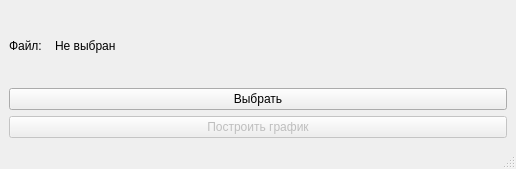
Above: main.ui from PritOriginal/ECG before the change. Below: the same form after it.
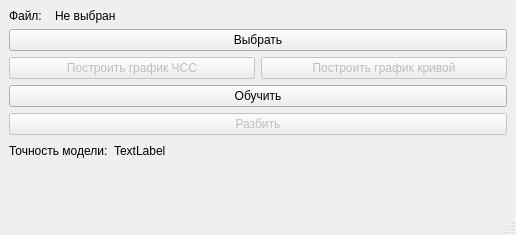
That is the form after the change.

Diff of the .ui file:
```diff
--- a/main.ui
+++ b/main.ui
@@ -7,7 +7,7 @@
     <x>0</x>
     <y>0</y>
     <width>516</width>
-    <height>169</height>
+    <height>235</height>
    </rect>
   </property>
   <property name="windowTitle">
@@ -62,15 +62,90 @@
      </widget>
     </item>
     <item>
-     <widget class="QPushButton" name="graphsBtn">
+     <layout class="QHBoxLayout" name="horizontalLayout_2">
+      <item>
+       <widget class="QPushButton" name="heartRateBtn">
+        <property name="enabled">
+         <bool>false</bool>
+        </property>
+        <property name="text">
+         <string>Построить график ЧСС</string>
+        </property>
+       </widget>
+      </item>
+      <item>
+       <widget class="QPushButton" name="ecgCurveBtn">
+        <property name="enabled">
+         <bool>false</bool>
+        </property>
+        <property name="text">
+         <string>Построить график кривой</string>
+        </property>
+       </widget>
+      </item>
+     </layout>
+    </item>
+    <item>
+     <widget class="QPushButton" name="learnBtn">
+      <property name="text">
+       <string>Обучить</string>
+      </property>
+     </widget>
+    </item>
+    <item>
+     <widget class="QPushButton" name="splitBtn">
       <property name="enabled">
        <bool>false</bool>
       </property>
       <property name="text">
-       <string>Построить график</string>
+       <string>Разбить</string>
       </property>
      </widget>
     </item>
+    <item>
+     <layout class="QHBoxLayout" name="horizontalLayout_3">
+      <item>
+       <widget class="QLabel" name="label_2">
+        <property name="text">
+         <string>Точность модели:</string>
+        </property>
+       </widget>
+      </item>
+      <item>
+       <widget class="QLabel" name="accuracyModelLb">
+        <property name="text">
+         <string>TextLabel</string>
+        </property>
+       </widget>
+      </item>
+      <item>
+       <spacer name="horizontalSpacer">
+        <property name="orientation">
+         <enum>Qt::Orientation::Horizontal</enum>
+        </property>
+        <property name="sizeHint" stdset="0">
+         <size>
+          <width>40</width>
+          <height>20</height>
+         </size>
+        </property>
+       </spacer>
+      </item>
+     </layout>
+    </item>
+    <item>
+     <spacer name="verticalSpacer">
+      <property name="orientation">
+       <enum>Qt::Orientation::Vertical</enum>
+      </property>
+      <property name="sizeHint" stdset="0">
+       <size>
+        <width>20</width>
+        <height>40</height>
+       </size>
+      </property>
+     </spacer>
+    </item>
    </layout>
   </widget>
   <widget class="QMenuBar" name="menubar">
```
